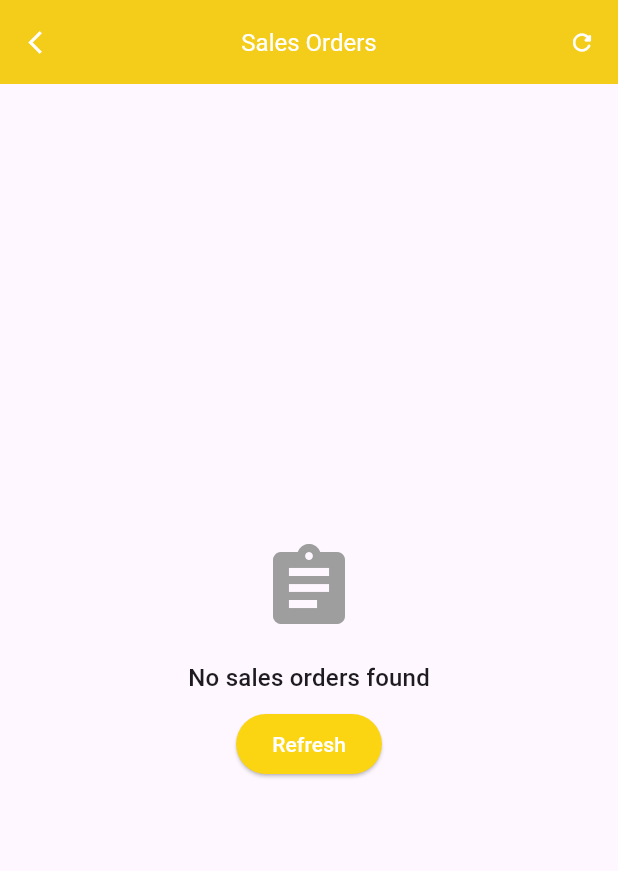
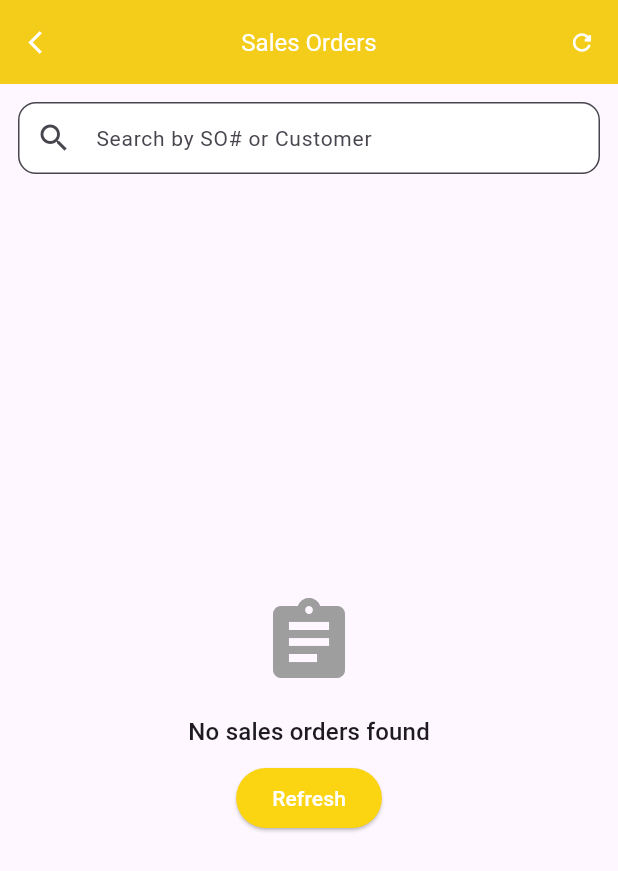
Before and after one commit to Vcodes-soft/delivery_note_app, a Flutter app: the SalesOrdersScreen screen opened by its route, on a phone screen of 412 x 824 dp. Shown: the top 871 px of the screen. Run offline on Flutter 3.47's test engine with Material 3 defaults, Android fonts, the phone set to English and light mode, and no system bars; our stand-ins replace fluttertoast, lottie, shared_preferences; missing offline and left inert: flutter_datawedge, mssql_connection; accounts and stored records are empty.

Commit message:
code clean

```diff
--- a/lib/screens/sales_order/sales_order.dart
+++ b/lib/screens/sales_order/sales_order.dart
@@ -95,30 +95,6 @@ class _SalesOrdersScreenState extends State<SalesOrdersScreen> {
               ? provider.salesOrders
               : provider.filteredSalesOrders;
 
-          if (ordersToDisplay.isEmpty) {
-            return Center(
-              child: Column(
-                mainAxisAlignment: MainAxisAlignment.center,
-                children: [
-                  const Icon(Icons.assignment, size: 64, color: Colors.grey),
-                  const SizedBox(height: 16),
-                  Text(
-                    provider.searchQuery.isEmpty
-                        ? 'No sales orders found'
-                        : 'No results for "${provider.searchQuery}"',
-                    style: Theme.of(context).textTheme.titleMedium,
-                  ),
-                  const SizedBox(height: 8),
-                  ElevatedButton(
-                    onPressed: _refreshSalesOrders,
-                    style: ElevatedButton.styleFrom(backgroundColor: themeColor),
-                    child: const Text('Refresh', style: TextStyle(color: Colors.white)),
-                  ),
-                ],
-              ),
-            );
-          }
-
           return Column(
             children: [
               Padding(
@@ -145,6 +121,34 @@ class _SalesOrdersScreenState extends State<SalesOrdersScreen> {
                   ),
                 ),
               ),
+              if (ordersToDisplay.isEmpty)
+                Expanded(
+                  child: Center(
+                    child: Column(
+                      mainAxisAlignment: MainAxisAlignment.center,
+                      children: [
+                        const Icon(Icons.assignment, size: 64, color: Colors.grey),
+                        const SizedBox(height: 16),
+                        Text(
+                          provider.searchQuery.isEmpty
+                              ? 'No sales orders found'
+                              : 'No results for "${provider.searchQuery}"',
+                          style: Theme.of(context).textTheme.titleMedium,
+                        ),
+                        const SizedBox(height: 8),
+                        ElevatedButton(
+                          onPressed: _refreshSalesOrders,
+                          style: ElevatedButton.styleFrom(backgroundColor: themeColor),
+                          child: const Text('Refresh', style: TextStyle(color: Colors.white)),
+                        ),
+                      ],
+                    ),
+                  ),
+                )
+              else
+                Expanded(
+                  child: Column(
+                    children: [
                       Padding(
                         padding: const EdgeInsets.symmetric(horizontal: 16.0),
                         child: Align(
@@ -198,6 +202,9 @@ class _SalesOrdersScreenState extends State<SalesOrdersScreen> {
                         ),
                       ),
                     ],
+                  ),
+                ),
+            ],
           );
         },
       ),
```
Also changed, not shown: lib/screens/purchase_order/purchase_order.dart (+31 -25 lines), pubspec.lock. Lines whose indentation alone changed are shown as unchanged.
